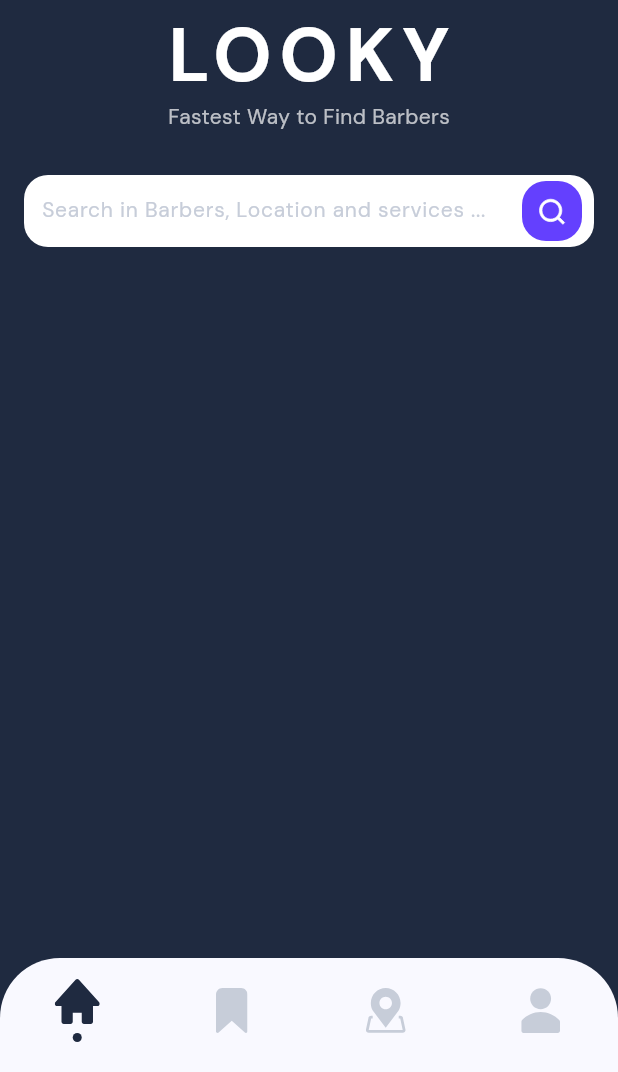
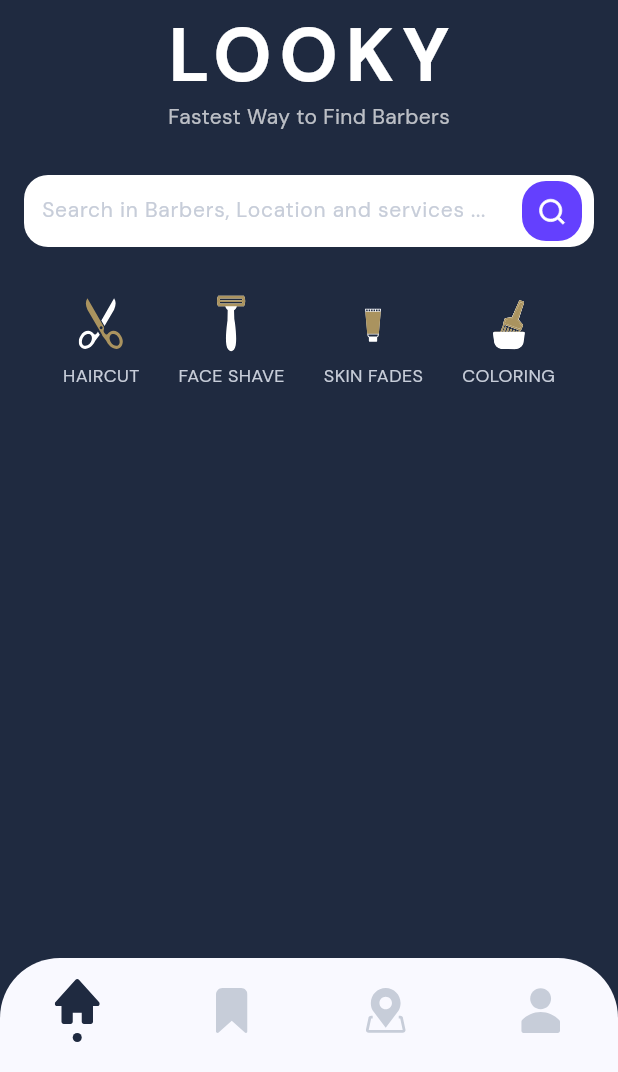
Before and after one commit to ales-dev-studio/evaluation_project, a Flutter app: the screen it shows after launch, on a phone screen of 412 x 824 dp, the part 164-1236 px from its top. Run offline on Flutter 3.47's test engine with Material 3 defaults, Android fonts, the phone set to English and light mode, and no system bars; our stand-ins replace bloc, flutter_bloc, flutter_svg, google_fonts.

Commit message:
Implementing categories widget

```diff
--- /dev/null
+++ b/lib/features/home_feature/presentation/widgets/categories_widget.dart
@@ -0,0 +1,82 @@
+import 'package:evaluation_project/core/gen/assets.gen.dart';
+import 'package:evaluation_project/core/theme/colors.dart';
+import 'package:evaluation_project/core/theme/dimens.dart';
+import 'package:evaluation_project/core/theme/typography.dart';
+import 'package:evaluation_project/core/widgets/app_space.dart';
+import 'package:evaluation_project/core/widgets/app_svg_viewer.dart';
+import 'package:flutter/material.dart';
+
+class CategoriesWidget extends StatelessWidget {
+  const CategoriesWidget({super.key});
+
+  @override
+  Widget build(BuildContext context) {
+    final List<String> titles = [
+      'HAIRCUT',
+      'FACE SHAVE',
+      'SKIN FADES',
+      'COLORING',
+    ];
+
+    final List<String> icons = [
+      Assets.icons.haircut,
+      Assets.icons.faceShave,
+      Assets.icons.skinFade,
+      Assets.icons.coloring,
+    ];
+
+    return Row(
+      mainAxisAlignment: MainAxisAlignment.spaceEvenly,
+      children: [
+        CategoryItemWidget(
+          iconPath: icons[0],
+          title: titles[0],
+        ),
+        CategoryItemWidget(
+          iconPath: icons[1],
+          title: titles[1],
+        ),
+        CategoryItemWidget(
+          iconPath: icons[2],
+          title: titles[2],
+        ),
+        CategoryItemWidget(
+          iconPath: icons[3],
+          title: titles[3],
+        ),
+      ],
+    );
+  }
+}
+
+class CategoryItemWidget extends StatelessWidget {
+  const CategoryItemWidget({
+    super.key,
+    required this.iconPath,
+    required this.title,
+  });
+
+  final String iconPath;
+  final String title;
+
+  @override
+  Widget build(BuildContext context) {
+    return Column(
+      children: [
+        AppSvgViewer(
+          path: iconPath,
+          setDefaultColor: false,
+          height: 38.0,
+        ),
+        const AppVSpace(space: Dimens.padding),
+        Text(
+          title,
+          style: AppTypography.dmSansTextTheme.bodySmall?.copyWith(
+            color: AppColors.lightTextColor,
+            height: 0.0,
+          ),
+        ),
+      ],
+    );
+  }
+}
--- a/lib/features/home_feature/presentation/widgets/header_widget.dart
+++ b/lib/features/home_feature/presentation/widgets/header_widget.dart
@@ -10,7 +10,7 @@ class HeaderWidget extends StatelessWidget {
 
   @override
   Widget build(BuildContext context) {
-    return             Column(
+    return Column(
       crossAxisAlignment: CrossAxisAlignment.center,
       children: [
         Image.asset(
@@ -42,6 +42,5 @@ class HeaderWidget extends StatelessWidget {
         ),
       ],
     );
-
   }
 }
--- a/lib/features/home_feature/presentation/widgets/home_tab.dart
+++ b/lib/features/home_feature/presentation/widgets/home_tab.dart
@@ -4,6 +4,8 @@ import 'package:evaluation_project/core/widgets/app_search_text_field.dart';
 import 'package:evaluation_project/core/widgets/app_space.dart';
 import 'package:evaluation_project/features/home_feature/presentation/widgets/header_widget.dart';
 import 'package:flutter/material.dart';
+
+import 'categories_widget.dart';
 
 class HomeTab extends StatelessWidget {
   const HomeTab({super.key});
@@ -23,6 +25,10 @@ class HomeTab extends StatelessWidget {
               space: 30.0,
             ),
             AppSearchTextField(),
+            AppVSpace(
+              space: 32.0,
+            ),
+            CategoriesWidget(),
           ],
         ),
       ),
```
